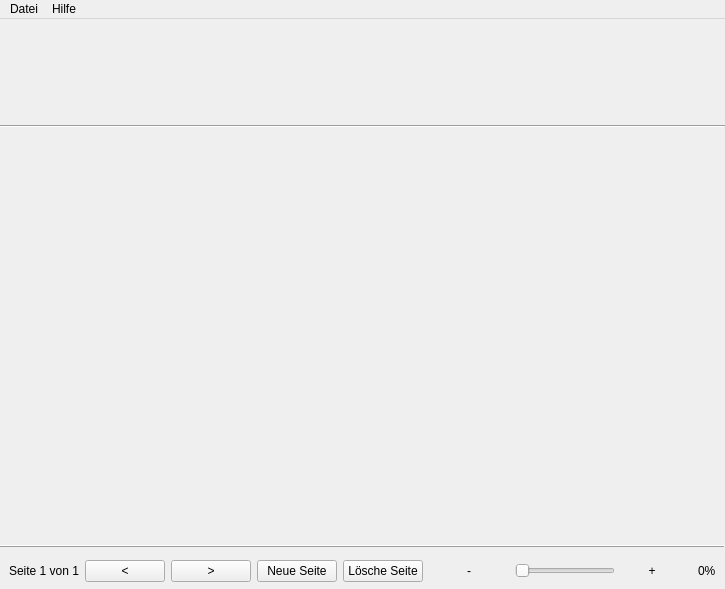
This is src/mainwindow.ui in NO411/notensatz as Qt 5 draws it before an edit. The edited form follows.
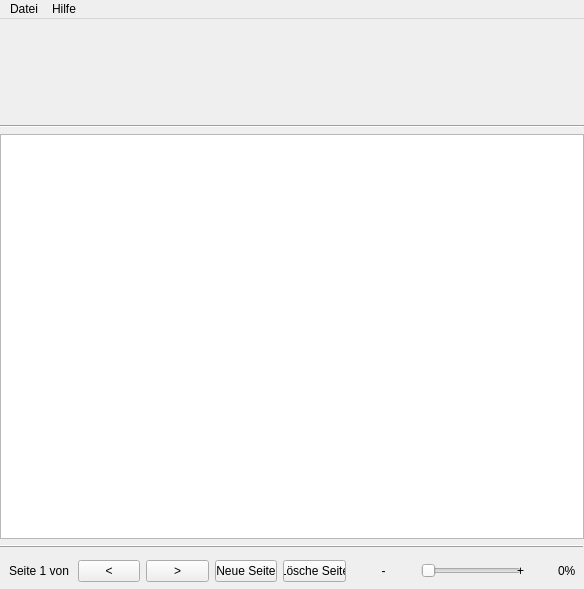
This is the edited form. Icons and pictures are not drawn.

Commit message: remove scroll area

```diff
--- a/src/mainwindow.ui
+++ b/src/mainwindow.ui
@@ -6,7 +6,7 @@
    <rect>
     <x>0</x>
     <y>0</y>
-    <width>725</width>
+    <width>584</width>
     <height>589</height>
    </rect>
   </property>
@@ -101,30 +101,7 @@
      </widget>
     </item>
     <item>
-     <widget class="QScrollArea" name="scroll_area">
-      <property name="frameShape">
-       <enum>QFrame::NoFrame</enum>
-      </property>
-      <property name="frameShadow">
-       <enum>QFrame::Plain</enum>
-      </property>
-      <property name="lineWidth">
-       <number>0</number>
-      </property>
-      <property name="widgetResizable">
-       <bool>true</bool>
-      </property>
-      <widget class="QWidget" name="scrollAreaWidgetContents">
-       <property name="geometry">
-        <rect>
-         <x>0</x>
-         <y>0</y>
-         <width>725</width>
-         <height>403</height>
-        </rect>
-       </property>
-      </widget>
-     </widget>
+     <widget class="QGraphicsView" name="view"/>
     </item>
     <item>
      <widget class="Line" name="bottom_line">
@@ -302,7 +279,7 @@
     <rect>
      <x>0</x>
      <y>0</y>
-     <width>725</width>
+     <width>584</width>
      <height>21</height>
     </rect>
    </property>
```
Left out of the diff: 2 changed lines with no effect on the pictures. The commit also changes 3 other files.
